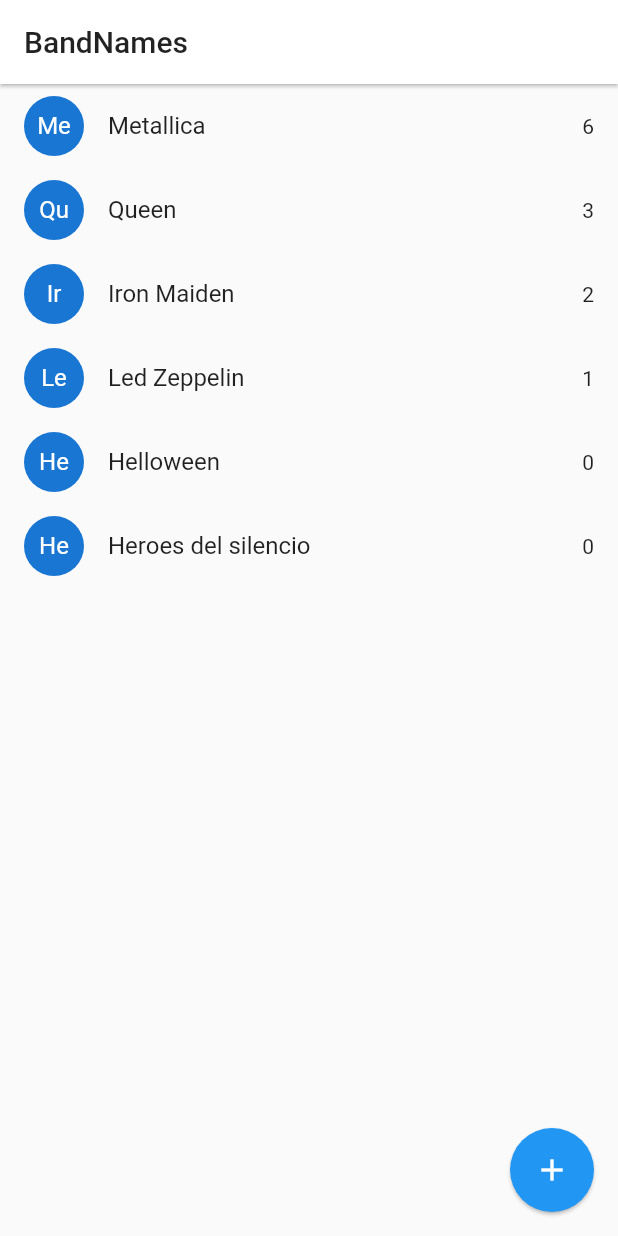
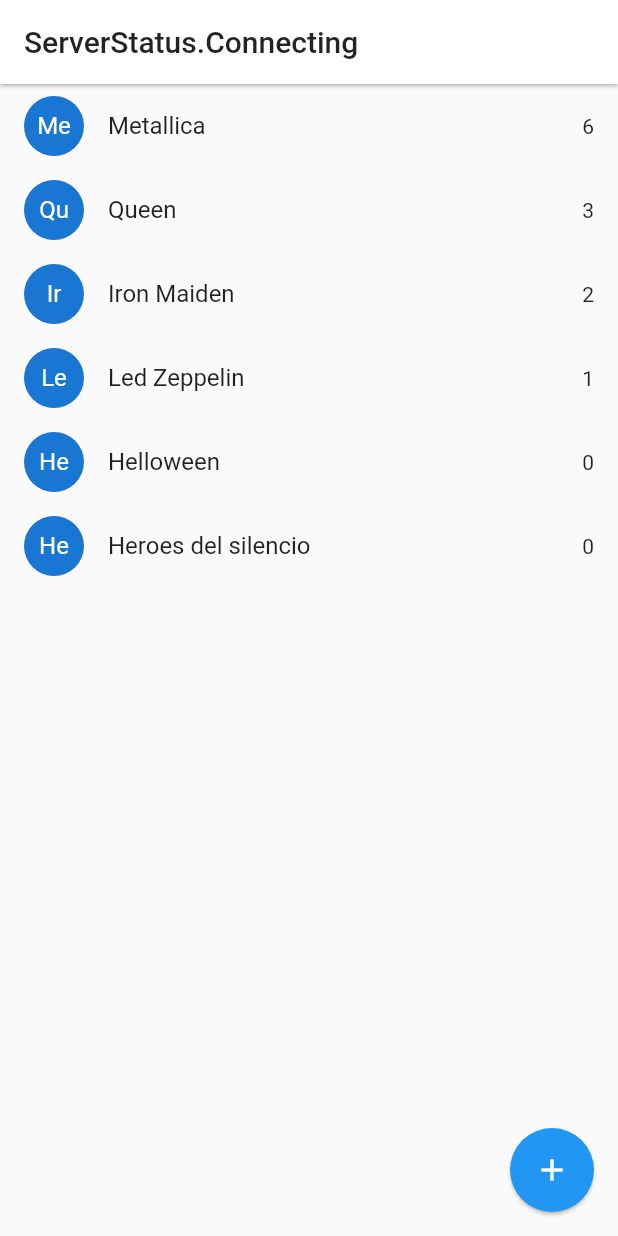
Before and after one commit to nuwanda555/band_names, a Flutter app: the screen it shows after launch, after a tap on "Me", on a phone screen of 412 x 824 dp. Run offline on Flutter 3.47's test engine with Material 2 defaults, Android fonts, the phone set to English and light mode, and no system bars; our stand-ins replace socket_io_client; network calls fail.

Commit message:
socket io desde flutter

```diff
--- a/lib/main.dart
+++ b/lib/main.dart
@@ -1,5 +1,7 @@
 import 'package:band_names/pages/home.dart';
+import 'package:band_names/services/socket_service.dart';
 import 'package:flutter/material.dart';
+import 'package:provider/provider.dart';
 
 void main() => runApp(MyApp());
 
@@ -7,7 +9,13 @@
 class MyApp extends StatelessWidget {
   @override
   Widget build(BuildContext context) {
-    return MaterialApp(
+    return MultiProvider(
+      providers: [
+        ChangeNotifierProvider(
+          create: (_) => SocketService(),
+        ),
+      ],
+      child: MaterialApp(
         debugShowCheckedModeBanner: false,
         title: 'Material App',
         initialRoute: 'home',
@@ -16,6 +24,7 @@
           //  'second': (BuildContext context) => SecondPage(),
           //  'third': (BuildContext context) => ThirdPage(),
         },
+      ),
     );
   }
 }
--- a/lib/pages/home.dart
+++ b/lib/pages/home.dart
@@ -1,5 +1,7 @@
 import 'package:band_names/models/band.dart';
+import 'package:band_names/services/socket_service.dart';
 import 'package:flutter/material.dart';
+import 'package:provider/provider.dart';
 
 class HomePage extends StatefulWidget {
   @override
@@ -18,9 +20,12 @@
 
   @override
   Widget build(BuildContext context) {
+    final socketService = Provider.of<SocketService>(context);
+
     return Scaffold(
       appBar: AppBar(
-        title: Text('BandNames', style: TextStyle(color: Colors.black87)),
+        title: Text(socketService.serverStatus.toString(),
+            style: TextStyle(color: Colors.black87)),
         backgroundColor: Colors.white,
         elevation: 1,
       ),
--- /dev/null
+++ b/lib/services/socket_service.dart
@@ -0,0 +1,51 @@
+import 'package:flutter/material.dart';
+import 'package:socket_io_client/socket_io_client.dart' as IO;
+
+enum ServerStatus { Online, Offline, Connecting }
+
+class SocketService with ChangeNotifier {
+  ServerStatus _serverStatus = ServerStatus.Connecting;
+
+  ServerStatus get serverStatus => this._serverStatus;
+
+  SocketService() {
+    this._initConfig();
+  }
+
+  void _initConfig() {
+    print('estoy aki');
+    IO.Socket socket = IO.io('http://192.168.1.37:3000', {
+      'transports': ['websocket'],
+      'autoConnect': true
+    });
+
+    socket.onConnect((_) {
+      this._serverStatus = ServerStatus.Online;
+      notifyListeners();
+      print('connect');
+    });
+    socket.onDisconnect((_) {
+      this._serverStatus = ServerStatus.Offline;
+      notifyListeners();
+      print('disconnect');
+    });
+
+
+    socket.on('respuesta', (_data) {
+      print(_data);
+    });
+    socket.connect();
+  }
+/*
+  void setServerStatus(ServerStatus status) {
+    this._serverStatus = status;
+    notifyListeners();
+  }
+
+  void setServerStatus(ServerStatus status) {
+    this._serverStatus = status;
+    notifyListeners();
+  }
+
+  */
+}
```
Also changed, not shown: pubspec.yaml (+4 -12 lines), pubspec.lock. Lines whose indentation alone changed are shown as unchanged.
